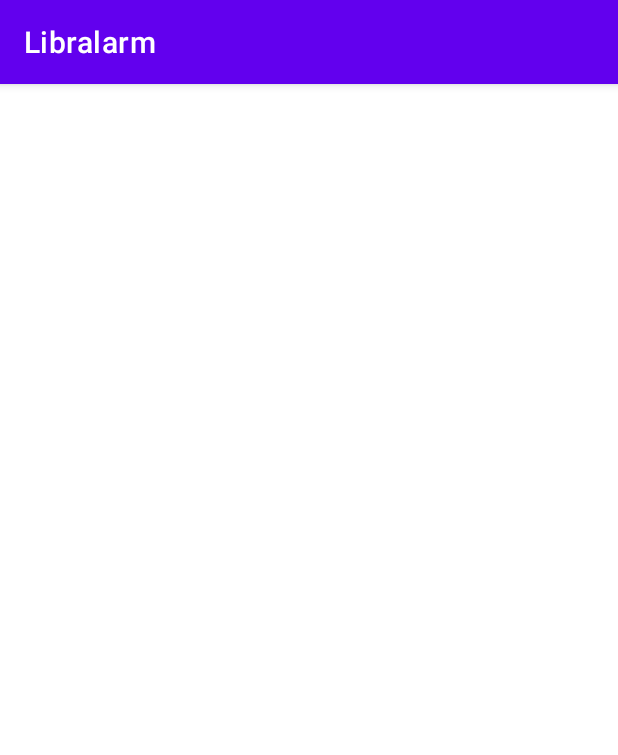
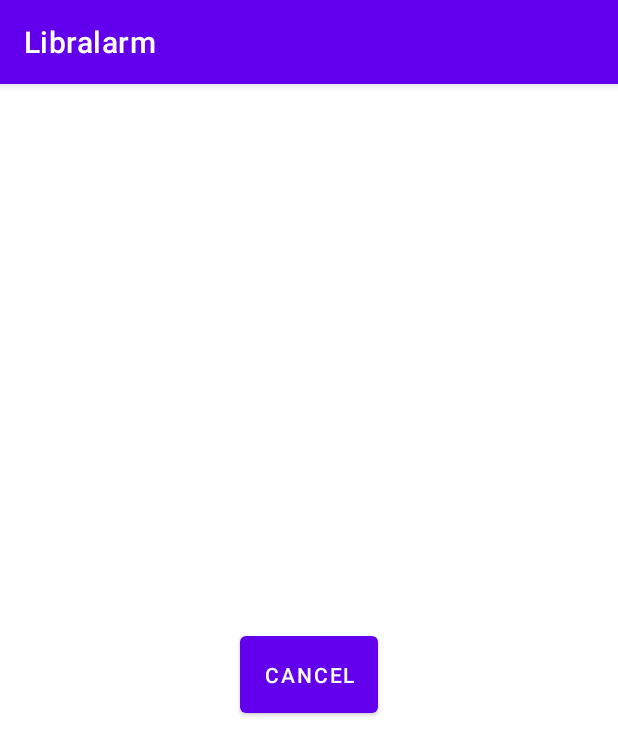
Before and after one commit to outofthecave/Libralarm, an Android app: the FullscreenAlarmActivity screen opened directly, with no data from a screen before it, on a phone screen of 412 x 824 dp. Shown: the top 755 px of the screen. Run offline under Robolectric (Android 15) with nearby library versions, the phone set to English and light mode, and no system bars.

Commit message:
Fullscreen: Add button to cancel alarm

```diff
--- a/app/src/main/java/com/outofthecave/libralarm/FullscreenAlarmActivity.java
+++ b/app/src/main/java/com/outofthecave/libralarm/FullscreenAlarmActivity.java
@@ -6,6 +6,7 @@ import android.content.Intent;
 import android.os.Build;
 import android.os.Bundle;
 import android.util.Log;
+import android.view.View;
 import android.view.WindowManager;
 import android.widget.TextView;
 
@@ -24,7 +25,7 @@ public class FullscreenAlarmActivity extends AppCompatActivity {
 
         Intent intent = getIntent();
         ArrayList<Alarm> alarms = intent.getParcelableArrayListExtra(AlarmNotifier.EXTRA_ALARMS);
-        if (!alarms.isEmpty()) {
+        if (alarms != null && !alarms.isEmpty()) {
             // TODO Design actual UI
             TextView alarmName = findViewById(R.id.alarmName);
             alarmName.setText(alarms.get(0).name);
@@ -66,4 +67,9 @@ public class FullscreenAlarmActivity extends AppCompatActivity {
             });
         }
     }
+
+    public void onCancelAlarmButtonClick(View view) {
+        Log.d("FullscreenAlarmActivity", "onCancelAlarmButtonClick");
+        finish();
+    }
 }
--- a/app/src/main/res/layout/activity_fullscreen_alarm.xml
+++ b/app/src/main/res/layout/activity_fullscreen_alarm.xml
@@ -1,11 +1,31 @@
 <?xml version="1.0" encoding="utf-8"?>
 <androidx.constraintlayout.widget.ConstraintLayout xmlns:android="http://schemas.android.com/apk/res/android"
+    xmlns:app="http://schemas.android.com/apk/res-auto"
     android:layout_width="match_parent"
     android:layout_height="match_parent">
 
-    <TextView
-        android:id="@+id/alarmName"
+    <LinearLayout
         android:layout_width="match_parent"
-        android:layout_height="wrap_content" />
+        android:layout_height="match_parent"
+        android:gravity="center_horizontal|center_vertical"
+        android:orientation="vertical"
+        app:layout_constraintStart_toStartOf="parent"
+        app:layout_constraintTop_toTopOf="parent">
+
+        <TextView
+            android:id="@+id/alarmName"
+            android:layout_width="match_parent"
+            android:layout_height="wrap_content"
+            android:textAlignment="center" />
+
+        <Button
+            android:id="@+id/cancelAlarmButton"
+            android:layout_width="wrap_content"
+            android:layout_height="wrap_content"
+            android:onClick="onCancelAlarmButtonClick"
+            android:padding="@dimen/fab_margin"
+            android:text="Cancel"/>
+
+    </LinearLayout>
 
 </androidx.constraintlayout.widget.ConstraintLayout>
```
